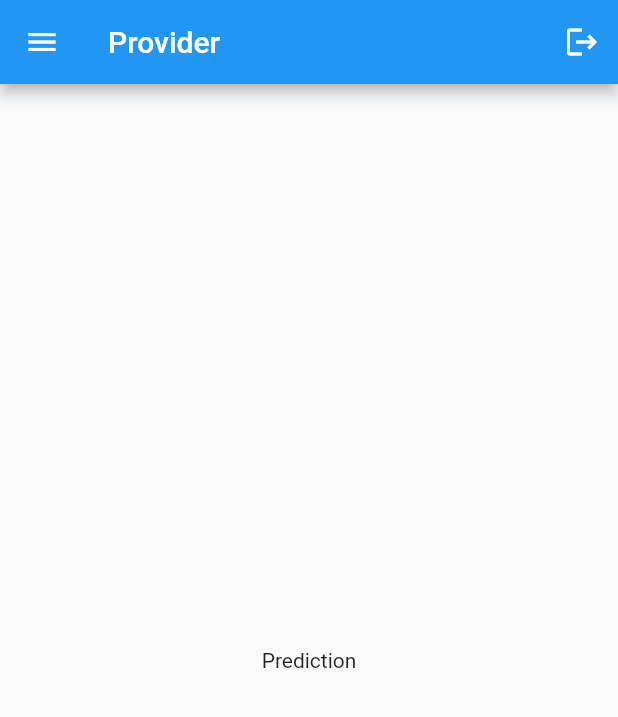
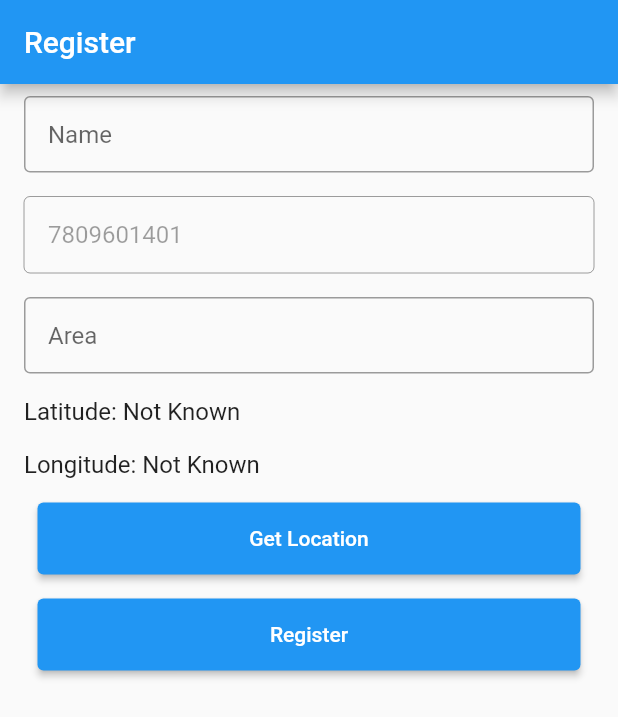
Before and after one commit to CovidOps/Frontend, a Flutter app: the screen it shows after launch, on a phone screen of 412 x 824 dp. Shown: the top 717 px of the screen. Run offline on Flutter 3.47's test engine with Material 2 defaults, Android fonts, the phone set to English and light mode, and no system bars; our stand-ins replace fluttertoast, geolocator, shared_preferences.

Commit message:
Added patient_register and splash basic UI

```diff
--- /dev/null
+++ b/lib/helper.dart
@@ -0,0 +1,70 @@
+import 'package:shared_preferences/shared_preferences.dart';
+
+class Helper{
+  static final String BASE_URL = "http://192.168.1.5:3000/";
+
+  static final String LOGIN_STATUS = "LoginStatus";
+  static final int TYPE_LOGOUT = -1, TYPE_PROVIDER = 0, TYPE_PATIENT = 1;
+
+  static final String NAME = "name", PHONE = "phone", AREA = "area", LATITUDE = "latitude", LONGITUDE = "longitude";
+
+  static int getLoginStatus(){
+    SharedPreferences prefs = SharedPreferences.getInstance() as SharedPreferences;
+    return (prefs.getInt(LOGIN_STATUS) ?? -1);
+  }
+
+  static void setLoginStatus(int status){
+    SharedPreferences prefs = SharedPreferences.getInstance() as SharedPreferences;
+    prefs.setInt(LOGIN_STATUS, status);
+  }
+
+  static String getName(){
+    SharedPreferences prefs = SharedPreferences.getInstance() as SharedPreferences;
+    return (prefs.getString(NAME) ?? "NONAME");
+  }
+
+  static void setName(String name){
+    SharedPreferences prefs = SharedPreferences.getInstance() as SharedPreferences;
+    prefs.setString(NAME, name);
+  }
+
+  static String getPhone(){
+    SharedPreferences prefs = SharedPreferences.getInstance() as SharedPreferences;
+    return (prefs.getString(PHONE) ?? "NOPHONE");
+  }
+
+  static void setPhone(String phone){
+    SharedPreferences prefs = SharedPreferences.getInstance() as SharedPreferences;
+    prefs.setString(PHONE, phone);
+  }
+
+  static String getArea(){
+    SharedPreferences prefs = SharedPreferences.getInstance() as SharedPreferences;
+    return (prefs.getString(AREA) ?? "NOAREA");
+  }
+
+  static void setArea(String area){
+    SharedPreferences prefs = SharedPreferences.getInstance() as SharedPreferences;
+    prefs.setString(AREA, area);
+  }
+
+  static double getLatitude(){
+    SharedPreferences prefs = SharedPreferences.getInstance() as SharedPreferences;
+    return (prefs.getDouble(LATITUDE) ?? 0.0);
+  }
+
+  static void setLatitude(double lati){
+    SharedPreferences prefs = SharedPreferences.getInstance() as SharedPreferences;
+    prefs.setDouble(LATITUDE, lati);
+  }
+
+  static double getLongitude(){
+    SharedPreferences prefs = SharedPreferences.getInstance() as SharedPreferences;
+    return (prefs.getDouble(LONGITUDE) ?? 0.0);
+  }
+
+  static void setLongitude(double longi){
+    SharedPreferences prefs = SharedPreferences.getInstance() as SharedPreferences;
+    prefs.setDouble(LONGITUDE, longi);
+  }
+}
--- /dev/null
+++ b/lib/ui/patient_register.dart
@@ -0,0 +1,159 @@
+import 'package:flutter/material.dart';
+import 'package:geolocator/geolocator.dart';
+import 'package:fluttertoast/fluttertoast.dart';
+
+class RegisterPatient extends StatefulWidget {
+  @override
+  _RegisterPatientState createState() => _RegisterPatientState();
+}
+
+class _RegisterPatientState extends State<RegisterPatient> {
+  final GlobalKey<FormState> _registerPatientKey = GlobalKey<FormState>();
+  final Geolocator geolocator = Geolocator()..forceAndroidLocationManager;
+  late String initialPhone, getLatitude, getLongitude;
+  late Position _currentPosition;
+  TextEditingController name = TextEditingController(), area = TextEditingController();
+
+  @override
+  void initState() {
+    // TODO: initialPhone
+    super.initState();
+    getLatitude = "Latitude: Not Known";
+    getLongitude = "Longitude: Not Known";
+    initialPhone = "7809601401";
+  }
+
+  void getLocation() {
+    geolocator
+        .getCurrentPosition(desiredAccuracy: LocationAccuracy.best)
+        .then((Position position) {
+      setState(() {
+        _currentPosition = position;
+        getLatitude = "Latitude: ${_currentPosition.latitude}";
+        getLongitude = "Longitude: ${_currentPosition.longitude}";
+      });
+    }).catchError((e) {
+      print(e);
+    });
+  }
+
+  void register(BuildContext context) {
+    if (_registerPatientKey.currentState!.validate()) {
+      String message = "Got data: ${name.text} $initialPhone ${area.text}";
+      Fluttertoast.showToast(
+          msg: message,
+          toastLength: Toast.LENGTH_SHORT,
+          gravity: ToastGravity.BOTTOM,
+          timeInSecForIosWeb: 1,
+          backgroundColor: Colors.green,
+          textColor: Colors.white,
+          fontSize: 16.0
+      );
+    }
+  }
+
+  @override
+  Widget build(BuildContext context) {
+    return Scaffold(
+      appBar: AppBar(
+        title: Text('Register'),
+      ),
+      body: Form(
+        key: _registerPatientKey,
+        child: Column(
+          crossAxisAlignment: CrossAxisAlignment.start,
+          children: <Widget>[
+            Container(
+              padding: EdgeInsets.symmetric(vertical: 8, horizontal: 16),
+              child: TextFormField(
+                controller: name,
+                decoration: InputDecoration(
+                  border: OutlineInputBorder(),
+                  hintText: "Name",
+                  contentPadding: EdgeInsets.all(16),
+                ),
+                validator: (value) {
+                  if (value == null || value.isEmpty) {
+                    return "Enter a valid name.";
+                  } else {
+                    return null;
+                  }
+                },
+              ),
+            ),
+            Container(
+              padding: EdgeInsets.symmetric(vertical: 8, horizontal: 16),
+              child: TextFormField(
+                decoration: InputDecoration(
+                  border: OutlineInputBorder(),
+                  hintText: "Phone",
+                  contentPadding: EdgeInsets.all(16),
+                ),
+                enabled: false,
+                initialValue: initialPhone,
+              ),
+            ),
+            Container(
+              padding: EdgeInsets.symmetric(vertical: 8, horizontal: 16),
+              child: TextFormField(
+                controller: area,
+                decoration: InputDecoration(
+                  border: OutlineInputBorder(),
+                  hintText: "Area",
+                  contentPadding: EdgeInsets.all(16),
+                ),
+                validator: (value) {
+                  if (value == null || value.isEmpty) {
+                    return "Enter a valid area.";
+                  } else {
+                    return null;
+                  }
+                },
+              ),
+            ),
+            Container(
+              child: Text(
+                getLatitude,
+                style: TextStyle(fontSize: 16),
+              ),
+              padding: EdgeInsets.symmetric(horizontal: 16, vertical: 8),
+            ),
+            Container(
+              child: Text(
+                getLongitude,
+                style: TextStyle(fontSize: 16),
+              ),
+              padding: EdgeInsets.symmetric(horizontal: 16, vertical: 8),
+            ),
+            Container(
+              width: MediaQuery.of(context).size.width,
+              padding: EdgeInsets.symmetric(vertical: 8, horizontal: 25),
+              child: ElevatedButton(
+                child: Text('Get Location'),
+                style: ElevatedButton.styleFrom(
+                  primary: Theme.of(context).primaryColor,
+                  padding: EdgeInsets.all(16),
+                ),
+                onPressed: getLocation,
+              ),
+            ),
+            Container(
+              width: MediaQuery.of(context).size.width,
+              padding: EdgeInsets.symmetric(vertical: 8, horizontal: 25),
+              child: ElevatedButton(
+                child: Text('Register'),
+                style: ElevatedButton.styleFrom(
+                  primary: Theme.of(context).primaryColor,
+                  padding: EdgeInsets.all(16),
+                ),
+                onPressed: () {
+                  register(context);
+                },
+              ),
+            ),
+          ],
+        ),
+      ),
+    );
+  }
+}
--- a/lib/ui/provider.dart
+++ b/lib/ui/provider.dart
@@ -45,6 +45,7 @@ class _ProviderHomeState extends State<ProviderHome> {
             //case 2: //Navigator pop
               //return Container();
           }
+          return Container();
         },
       )
     );
@@ -93,14 +94,14 @@ class Sidenav extends StatelessWidget {
     );
   }
 
-  _navItem(BuildContext context, IconData icon, String text, {Text suffix, Function onTap, bool selected = false}) => Container(
+  _navItem(BuildContext context, IconData icon, String text, {Text? suffix, Function? onTap, bool selected = false}) => Container(
     color: selected ? Colors.grey.shade300 : Colors.transparent,
     child: ListTile(
       leading: Icon(icon, color: selected ? Theme.of(context).primaryColor : Colors.black),
       trailing: suffix,
       title: Text(text),
       selected: selected,
-      onTap: onTap,
+      onTap: () => {onTap!()},
     ),
   );
 
--- a/pubspec.yaml
+++ b/pubspec.yaml
@@ -18,9 +18,12 @@ publish_to: 'none' # Remove this line if you wish to publish to pub.dev
 version: 1.0.0+1
 
 environment:
-  sdk: ">=2.7.0 <3.0.0"
+  sdk: ">=2.12.0-29.10.beta <3.0.0"
 
 dependencies:
+  geolocator: ^5.3.1
+  fluttertoast: ^8.0.6
+  shared_preferences: ^2.0.5
   flutter:
     sdk: flutter
 
```
Also changed, not shown: lib/main.dart (+4 -86 lines), lib/ui/splash.dart (added, +24 -0 lines), pubspec.lock, 2 other files.
